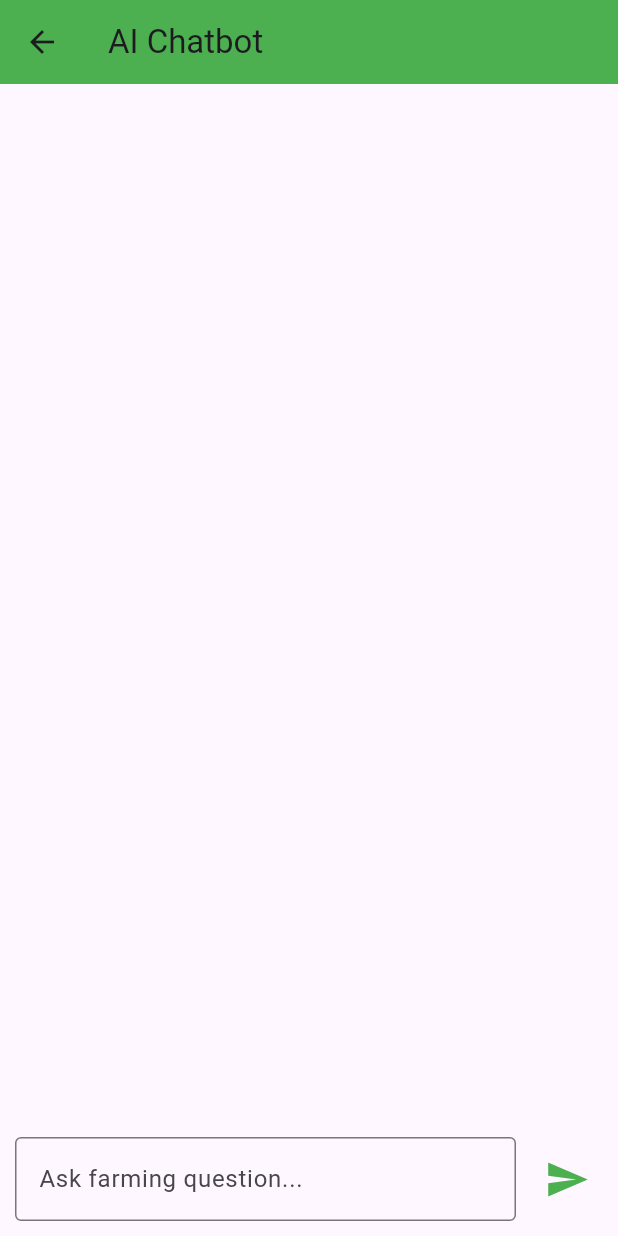
After one commit to Radhakumari718/Krishi-Mitra, a Flutter app: the FarmerDashboard screen opened directly, after a tap on "AI Chatbot", on a phone screen of 412 x 824 dp. The commit adds this screen. Run offline on Flutter 3.47's test engine with Material 3 defaults, Android fonts, the phone set to English and light mode, and no system bars.

Commit message:
Added AI chatbot screen and dashboard navigation

```diff
--- /dev/null
+++ b/frontend/lib/screens/chatbot_screen.dart
@@ -0,0 +1,119 @@
+import 'package:flutter/material.dart';
+
+class ChatbotScreen extends StatefulWidget {
+  const ChatbotScreen({super.key});
+
+  @override
+  State<ChatbotScreen> createState() => _ChatbotScreenState();
+}
+
+class _ChatbotScreenState extends State<ChatbotScreen> {
+
+  final TextEditingController messageController =
+      TextEditingController();
+
+  List<String> messages = [];
+
+  void sendMessage() {
+
+    if (messageController.text.isNotEmpty) {
+
+      setState(() {
+
+        messages.add(
+          "Farmer: ${messageController.text}",
+        );
+
+        messages.add(
+          "AI: कृषि मित्र is analyzing your question...",
+        );
+
+      });
+
+      messageController.clear();
+    }
+  }
+
+  @override
+  Widget build(BuildContext context) {
+
+    return Scaffold(
+
+      appBar: AppBar(
+        title: const Text("AI Chatbot"),
+        backgroundColor: Colors.green,
+      ),
+
+      body: Column(
+
+        children: [
+
+          Expanded(
+
+            child: ListView.builder(
+
+              itemCount: messages.length,
+
+              itemBuilder: (context, index) {
+
+                return Padding(
+                  padding: const EdgeInsets.all(10),
+
+                  child: Container(
+                    padding: const EdgeInsets.all(15),
+
+                    decoration: BoxDecoration(
+                      color: Colors.green.shade100,
+                      borderRadius: BorderRadius.circular(10),
+                    ),
+
+                    child: Text(
+                      messages[index],
+                      style: const TextStyle(
+                        fontSize: 16,
+                      ),
+                    ),
+                  ),
+                );
+              },
+            ),
+          ),
+
+          Padding(
+            padding: const EdgeInsets.all(10),
+
+            child: Row(
+
+              children: [
+
+                Expanded(
+                  child: TextField(
+                    controller: messageController,
+
+                    decoration: InputDecoration(
+                      hintText: "Ask farming question...",
+                      border: OutlineInputBorder(),
+                    ),
+                  ),
+                ),
+
+                const SizedBox(width: 10),
+
+                IconButton(
+                  onPressed: sendMessage,
+
+                  icon: const Icon(
+                    Icons.send,
+                    color: Colors.green,
+                    size: 30,
+                  ),
+                ),
+
+              ],
+            ),
+          ),
+        ],
+      ),
+    );
+  }
+}
--- a/frontend/lib/screens/farmer_dashboard.dart
+++ b/frontend/lib/screens/farmer_dashboard.dart
@@ -2,6 +2,7 @@ import 'package:flutter/material.dart';
 import 'login_screen.dart';
 import 'weather_screen.dart';
 import 'marketplace_screen.dart';
+import 'chatbot_screen.dart';
 
 class FarmerDashboard extends StatelessWidget {
   const FarmerDashboard({super.key});
@@ -117,9 +118,24 @@ class FarmerDashboard extends StatelessWidget {
                     ),
                   ),
 
-                  dashboardCard(
-                    Icons.chat,
-                    "AI Chatbot",
+                  GestureDetector(
+
+                    onTap: () {
+
+                      Navigator.push(
+                        context,
+
+                        MaterialPageRoute(
+                          builder: (context) => const ChatbotScreen(),
+                        ),
+                      );
+
+                    },
+
+                    child: dashboardCard(
+                      Icons.chat,
+                      "AI Chatbot",
+                    ),
                   ),
 
                 ],
```
